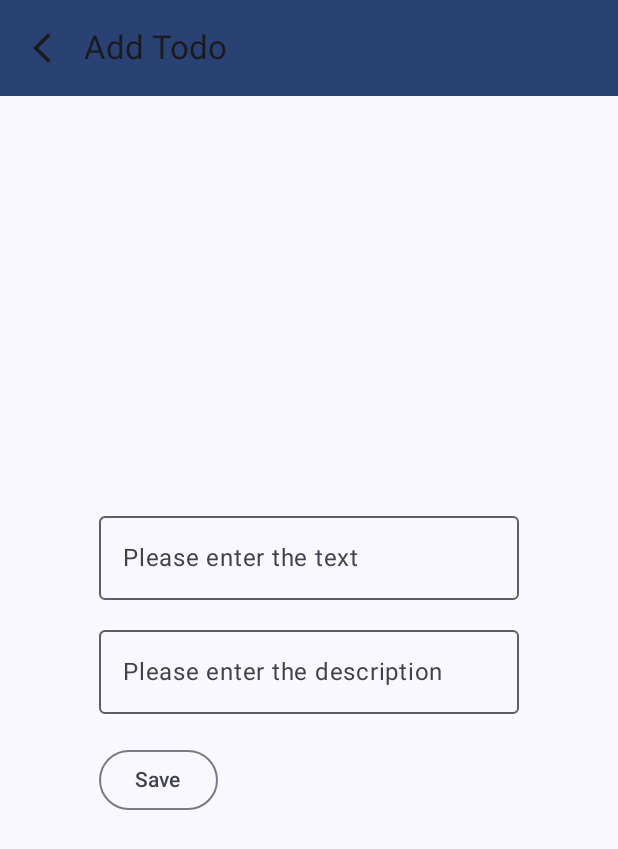
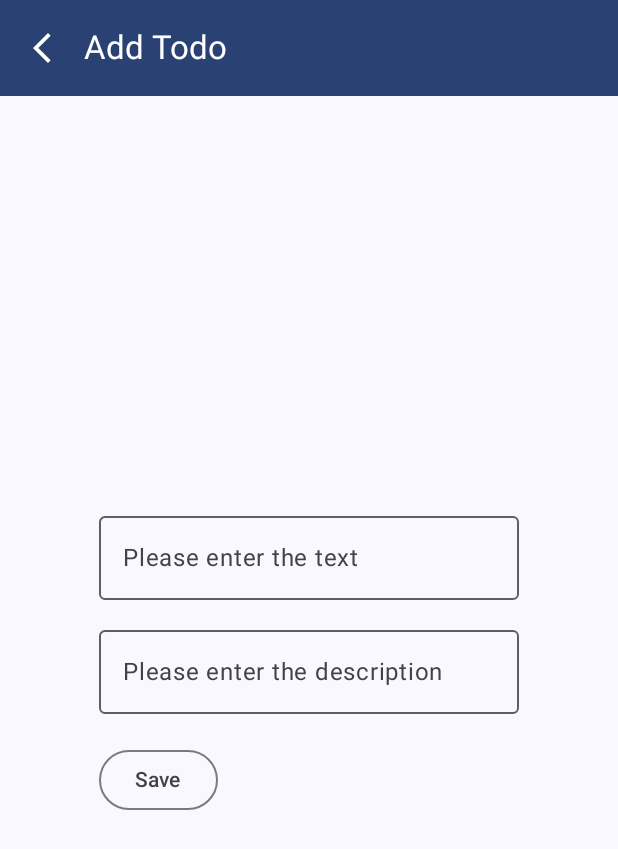
Before and after one commit to Meesam/todo-jetpack-compose, an Android app built with Jetpack Compose: the AddEditTodoScreen screen opened through its navigation route, on a phone screen of 412 x 824 dp. Shown: the top 849 px of the screen. Run offline under Robolectric (Android 15) with nearby library versions, the phone set to English and light mode, and no system bars; our stand-ins replace Dagger/Hilt's generated code.

Commit message:
Ui fixes

```diff
--- a/app/src/main/java/com/todoApp/todojetpackcompose/ui/add_edit_todo/AddEditTodo.kt
+++ b/app/src/main/java/com/todoApp/todojetpackcompose/ui/add_edit_todo/AddEditTodo.kt
@@ -29,6 +29,7 @@ import androidx.compose.runtime.remember
 import androidx.compose.runtime.setValue
 import androidx.compose.ui.Alignment
 import androidx.compose.ui.Modifier
+import androidx.compose.ui.graphics.Color
 import androidx.compose.ui.unit.dp
 import androidx.hilt.navigation.compose.hiltViewModel
 import com.todoApp.todojetpackcompose.ui.add_edit_todo.events.AddEditTodoEvent
@@ -82,13 +83,15 @@ fun AddEditTodoScreen(
         topBar = {
             TopAppBar(
                 title = {
-                    Text(text = "Add Todo")
+                    Text(text = "Add Todo", color = Color.White)
                 }, colors = TopAppBarDefaults.topAppBarColors(
                     containerColor = MaterialTheme.colorScheme.primary
                 ),
                 navigationIcon = {
                     IconButton(onClick = { onPopBackStack() }) {
-                      Icon(imageVector = Icons.Filled.ArrowBackIosNew, contentDescription = "")
+                      Icon(imageVector = Icons.Filled.ArrowBackIosNew, contentDescription = "",
+                       tint = Color.White
+                      )
 
                     }
                 }
--- a/app/src/main/java/com/todoApp/todojetpackcompose/ui/components/TodoItem.kt
+++ b/app/src/main/java/com/todoApp/todojetpackcompose/ui/components/TodoItem.kt
@@ -19,6 +19,7 @@ import androidx.compose.runtime.Composable
 import androidx.compose.ui.Alignment
 import androidx.compose.ui.Modifier
 import androidx.compose.ui.draw.clip
+import androidx.compose.ui.draw.shadow
 import androidx.compose.ui.text.font.FontWeight
 import androidx.compose.ui.unit.dp
 import androidx.compose.ui.unit.sp
@@ -29,8 +30,10 @@ fun TodoListItemScreen(todo: TodoListItem, onDelete :()->Unit) {
     Column(modifier = Modifier
         .fillMaxWidth()
         .padding(top = 10.dp, start = 10.dp, end = 10.dp)
+        .shadow(elevation = 1.5.dp, RoundedCornerShape(10.dp))
         .clip(RoundedCornerShape(10.dp))
         .background(MaterialTheme.colorScheme.primaryContainer)
+
 
     ) {
         Row(
--- a/app/src/main/java/com/todoApp/todojetpackcompose/ui/components/TodosScreen.kt
+++ b/app/src/main/java/com/todoApp/todojetpackcompose/ui/components/TodosScreen.kt
@@ -1,8 +1,10 @@
 package com.todoApp.todojetpackcompose.ui.components
 
+import androidx.compose.foundation.background
 import androidx.compose.foundation.layout.Arrangement
 import androidx.compose.foundation.layout.Box
 import androidx.compose.foundation.layout.Column
+import androidx.compose.foundation.layout.PaddingValues
 import androidx.compose.foundation.layout.Row
 import androidx.compose.foundation.layout.Spacer
 import androidx.compose.foundation.layout.fillMaxSize
@@ -11,6 +13,7 @@ import androidx.compose.foundation.layout.height
 import androidx.compose.foundation.layout.padding
 import androidx.compose.foundation.lazy.LazyColumn
 import androidx.compose.foundation.lazy.items
+import androidx.compose.foundation.shape.RoundedCornerShape
 import androidx.compose.material.icons.Icons
 import androidx.compose.material.icons.filled.Add
 import androidx.compose.material.icons.filled.Dataset
@@ -24,10 +27,12 @@ import androidx.compose.material3.Icon
 import androidx.compose.material3.IconButton
 import androidx.compose.material3.IconButtonDefaults
 import androidx.compose.material3.MaterialTheme
+import androidx.compose.material3.OutlinedTextField
 import androidx.compose.material3.Scaffold
 import androidx.compose.material3.SnackbarHost
 import androidx.compose.material3.SnackbarHostState
 import androidx.compose.material3.Text
+import androidx.compose.material3.TextFieldDefaults
 import androidx.compose.material3.TopAppBar
 import androidx.compose.material3.TopAppBarDefaults
 import androidx.compose.runtime.Composable
@@ -38,9 +43,11 @@ import androidx.compose.runtime.remember
 import androidx.compose.runtime.setValue
 import androidx.compose.ui.Alignment
 import androidx.compose.ui.Modifier
+import androidx.compose.ui.draw.clip
 import androidx.compose.ui.graphics.Color
 import androidx.compose.ui.unit.dp
 import androidx.compose.ui.unit.sp
+import androidx.compose.ui.zIndex
 import com.todoApp.todojetpackcompose.ui.todo_list.TodosViewModel
 import com.todoApp.todojetpackcompose.ui.todo_list.events.TodoListEvent
 import com.todoApp.todojetpackcompose.util.ApiState
@@ -127,18 +134,33 @@ fun TodoListScreen(
             topBar = {
                 TopAppBar(
                     title = {
+                        Row(horizontalArrangement = Arrangement.SpaceBetween,
+                            verticalAlignment = Alignment.CenterVertically,
+                            modifier = Modifier.fillMaxWidth()
+                                .padding(end = 10.dp, top = 15.dp, bottom = 10.dp)
+                        ) {
                             when(eventType){
                                 "all-todos" -> {
-                                Text(text = "All Todos")
+                                    Text(text = "All Todos", color = Color.White)
                                 }
                                 "all-completed-todos" -> {
-                                Text(text = "Completed Todos")
+                                    Text(text = "Completed Todos", color = Color.White)
                                 }
                                 "all-deleted-todos" ->{
-                                Text(text = "Delete Todos")
+                                    Text(text = "Delete Todos", color = Color.White)
                                 }
-                            else -> Text(text = "All Todos")
+                                else -> Text(text = "All Todos", color = Color.White)
                             }
+                            OutlinedTextField(value = "", onValueChange = {}, placeholder = {
+                                Text(text = "Search...")
+                            }, modifier = Modifier
+                                .clip(RoundedCornerShape(50.dp))
+                                .background(Color.White)
+                                .height(50.dp)
+
+                                )
+                        }
+
                     }, colors = TopAppBarDefaults.topAppBarColors(
                         containerColor = MaterialTheme.colorScheme.primary
                     )
@@ -151,7 +173,7 @@ fun TodoListScreen(
                     },
                     colors = IconButtonDefaults.iconButtonColors(
                         containerColor = MaterialTheme.colorScheme.primary,
-                        contentColor = Color.Black
+                        contentColor = Color.White
                     )
                 ) {
                     Icon(imageVector = Icons.Filled.Add, contentDescription = "")
@@ -159,9 +181,14 @@ fun TodoListScreen(
             },
             bottomBar = {
                 BottomAppBar(
-                    containerColor = BottomAppBarDefaults.containerColor
+                    containerColor = MaterialTheme.colorScheme.primary,
+                    modifier = Modifier
+                        .zIndex(.5f)
+                        .padding(15.dp)
+                        .clip(RoundedCornerShape(50.dp))
                 ) {
-                    Row(horizontalArrangement = Arrangement.SpaceBetween,
+                    Row(horizontalArrangement = Arrangement.SpaceAround,
+                        verticalAlignment = Alignment.CenterVertically,
                         modifier = Modifier.fillMaxWidth()
                     ) {
                         Column(horizontalAlignment = Alignment.CenterHorizontally) {
@@ -170,8 +197,7 @@ fun TodoListScreen(
                             }) {
                                 Icon(imageVector = Icons.Filled.Task , contentDescription = "")
                             }
-                            Spacer(modifier = Modifier.height(2.dp))
-                            Text(text = "All Todos", fontSize = 12.sp)
+                            Text(text = "All Todos", fontSize = 12.sp, color = Color.White)
                         }
                         Column(horizontalAlignment = Alignment.CenterHorizontally) {
                             IconButton(onClick = {
@@ -179,8 +205,7 @@ fun TodoListScreen(
                             }) {
                                 Icon(imageVector = Icons.Filled.TaskAlt , contentDescription = "")
                             }
-                            Spacer(modifier = Modifier.height(2.dp))
-                            Text(text = "Completed Todos", fontSize = 12.sp)
+                            Text(text = "Completed", fontSize = 12.sp, color = Color.White)
                         }
                         Column(horizontalAlignment = Alignment.CenterHorizontally) {
                             IconButton(onClick = {
@@ -188,8 +213,7 @@ fun TodoListScreen(
                             }) {
                                 Icon(imageVector = Icons.Filled.Dataset , contentDescription = "")
                             }
-                            Spacer(modifier = Modifier.height(2.dp))
-                            Text(text = "Completed Todos", fontSize = 12.sp)
+                            Text(text = "Deleted", fontSize = 12.sp, color = Color.White)
                         }
                     }
                 }
```
Lines whose indentation alone changed are shown as unchanged.
